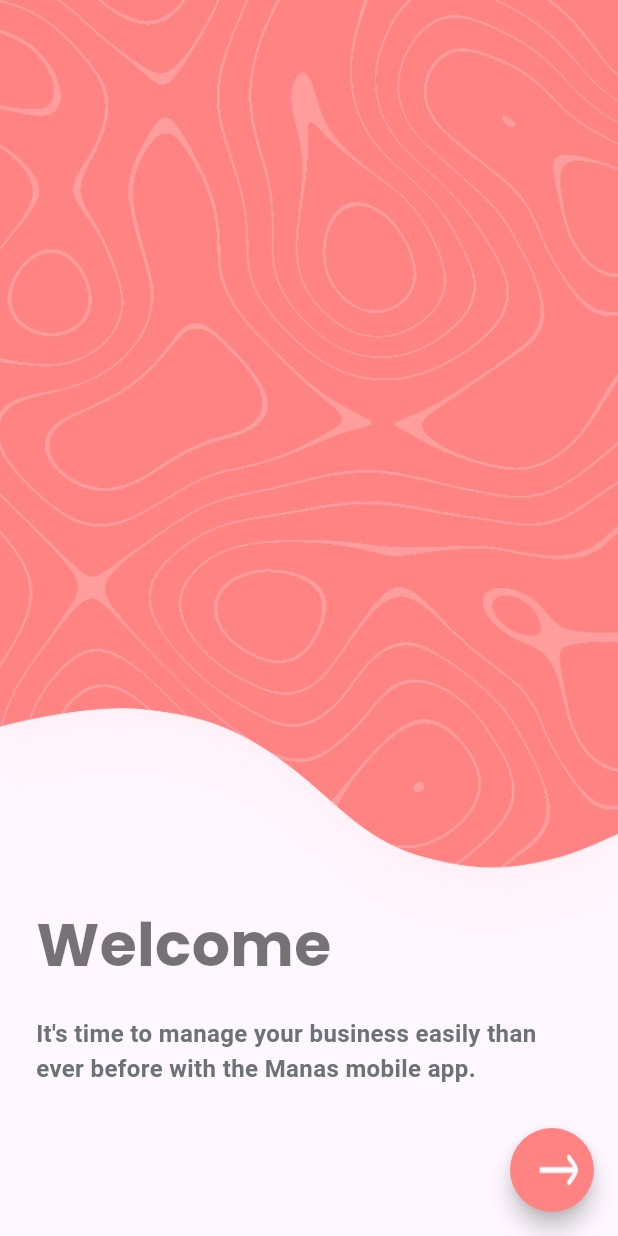
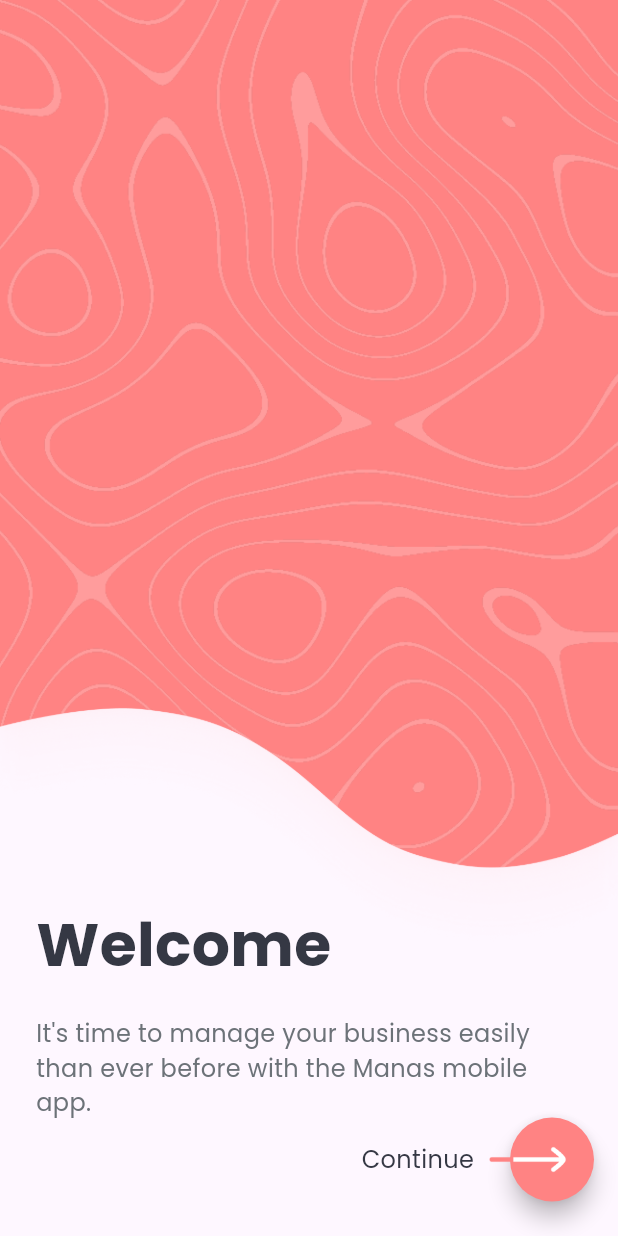
Before and after one commit to MayankPatil-25/white-label-business-app, a Flutter app: the screen it shows after launch, on a phone screen of 412 x 824 dp. Run offline on Flutter 3.47's test engine with Material 3 defaults, Android fonts, the phone set to English and light mode, and no system bars.

Commit message:
The Nhavi App: Login Page and Welcome Page UI complete

```diff
--- a/lib/authentication/welcome_page.dart
+++ b/lib/authentication/welcome_page.dart
@@ -1,11 +1,12 @@
 import 'package:flutter/material.dart';
 import 'package:white_label_business_app/authentication/login_page.dart';
+import 'package:white_label_business_app/common/widgets/custom_widgets.dart';
 import 'package:white_label_business_app/constants/texts_constants.dart';
 import '../constants/color_constants.dart';
-import 'package:google_fonts/google_fonts.dart';
+import '../constants/image_constants.dart';
 
-class WelcomPage extends StatelessWidget {
-  WelcomPage({super.key});
+class WelcomePage extends StatelessWidget {
+  const WelcomePage({super.key});
 
   @override
   Widget build(BuildContext context) {
@@ -19,7 +20,7 @@ class WelcomPage extends StatelessWidget {
                   child: SizedBox(
                     width: double.infinity,
                     child: Image(
-                        image: AssetImage('assets/welcome_bg.png'),
+                        image: AssetImage(MImageConstants.welcomeBackground),
                         fit: BoxFit.fill),
                   ),
                 ),
@@ -42,38 +43,53 @@ class WelcomPage extends StatelessWidget {
                           spacing: 20,
                           crossAxisAlignment: CrossAxisAlignment.stretch,
                           children: [
-                            Text('Welcome',
-                                style: GoogleFonts.poppins(
-                                    textStyle: TextStyle(
-                                        color: Colors.black54,
-                                        fontSize: 40,
-                                        fontWeight: FontWeight.bold))),
+                            Text(MConstants.welcomeTitle,
+                                style: MCustomWidgets.textStyle(
+                                    fontSize: 40, fontWeight: FontWeight.bold)),
                             Text(
                               MConstants.welcomeCaption,
-                              style: TextStyle(
+                              style: MCustomWidgets.textStyle(
                                   fontSize: 16,
-                                  fontWeight: FontWeight.bold,
+                                  fontWeight: FontWeight.normal,
                                   color: MColors.secondaryTextColor),
                             )
-                          ])),
-                ),
+                          ]),
+                )),
               ],
             )
           ],
         ),
-        floatingActionButton: FloatingActionButton(
-          foregroundColor: MColors.primaryAppColor,
-          backgroundColor: MColors.primaryAppColor,
-          onPressed: () => onNextClicked(context),
-          shape: RoundedRectangleBorder(
-              borderRadius: BorderRadius.circular(40)),
-          child: Padding(padding: EdgeInsets.all(0), child: Image(
-            image: AssetImage('assets/right_arrow_icon.png'),
-            fit: BoxFit.fill, width: 40, height: 40,)),
-        ));
+        floatingActionButton: Row(
+          spacing: 10,
+        mainAxisAlignment: MainAxisAlignment.end, // Aligns the FAB and Text together
+          children: [
+            Text("Continue", style: MCustomWidgets.textStyle(fontSize: 16, fontWeight: FontWeight.normal)),
+           SizedBox(height: 70, width: 70, child:
+           Stack(clipBehavior: Clip.none, children: [
+             Align(
+             alignment: Alignment.centerRight,
+                 child:
+             FloatingActionButton(
+              foregroundColor: MColors.primaryAppColor,
+              backgroundColor: MColors.primaryAppColor,
+              onPressed: () => onNextClicked(context),
+              shape: RoundedRectangleBorder(borderRadius: BorderRadius.circular(40)),
+            )),
+             IgnorePointer(
+               ignoring: true, // Allows touches to pass through this widget
+             child:
+            Align(alignment: Alignment.centerLeft, child: Image(
+               alignment: Alignment.centerLeft,
+               image: AssetImage(MImageConstants.goNextIcon),
+               fit: BoxFit.fitWidth, width: 55, height: 40)))
+           ])),
+          ],
+        )
+    );
   }
 
   void onNextClicked(BuildContext context) {
-    Navigator.of(context).push(MaterialPageRoute(builder: (context) => LoginPage()));
+    Navigator.of(context)
+        .push(MaterialPageRoute(builder: (context) => LoginPage()));
   }
 }
--- /dev/null
+++ b/lib/common/widgets/custom_widgets.dart
@@ -0,0 +1,43 @@
+import 'package:flutter/material.dart';
+
+import '../../constants/color_constants.dart';
+import '../../constants/texts_constants.dart';
+
+class MCustomWidgets {
+  static TextStyle textStyle(
+      {required double fontSize,
+      Color color = MColors.primaryTextColor,
+      FontWeight fontWeight = FontWeight.bold}) {
+    return TextStyle(
+        fontSize: fontSize,
+        fontFamily: MConstants.poppinsFont,
+        color: color,
+        fontWeight: fontWeight,
+        fontStyle: FontStyle.normal);
+  }
+
+  static Widget getCustomInputFiled({required String caption, required String hintText, bool isSecure = false}) {
+    return Column(
+        crossAxisAlignment: CrossAxisAlignment.start,
+        children: [
+      Text(caption,
+          style: MCustomWidgets.textStyle(
+            fontSize: 16,
+          )),
+      TextField(
+          decoration: InputDecoration(
+              labelText: hintText,
+              hintText: caption,
+              enabledBorder: UnderlineInputBorder(
+                borderSide: BorderSide(
+                    color: MColors.textFieldColor), // Default border color
+              ),
+              focusedBorder: UnderlineInputBorder(
+                borderSide: BorderSide(
+                    color: MColors.textFieldSelectedColor,
+                    width: 2.0), // Color when focused
+              )),
+          style: MCustomWidgets.textStyle(fontSize: 16))
+    ]);
+  }
+}
--- a/lib/constants/color_constants.dart
+++ b/lib/constants/color_constants.dart
@@ -1,7 +1,6 @@
 import 'dart:ui';
 
 import 'package:flutter/material.dart';
-import 'package:google_fonts/google_fonts.dart';
 
 class MColors {
   static const Color primaryAppColor = Color.fromARGB(255, 255,131,131);
@@ -10,4 +9,6 @@ class MColors {
 
   static const Color textFieldColor = primaryTextColor;
   static const Color textFieldSelectedColor = primaryAppColor;
+
+  static const Color buttonTextColor = Colors.white;
 }
--- /dev/null
+++ b/lib/constants/image_constants.dart
@@ -0,0 +1,5 @@
+
+class MImageConstants {
+  static const String welcomeBackground = 'assets/welcome_bg.png';
+  static const String goNextIcon = 'assets/right_arrow_icon.png';
+}
--- a/lib/constants/texts_constants.dart
+++ b/lib/constants/texts_constants.dart
@@ -1,4 +1,7 @@
 class MConstants {
+
+  // Common
+  static const String poppinsFont = 'Poppins';
 
   // Welcome
   static const String welcomeTitle = 'Welcome';
--- a/lib/main.dart
+++ b/lib/main.dart
@@ -16,7 +16,7 @@ class MyApp extends StatelessWidget {
         colorScheme: ColorScheme.fromSeed(seedColor: Colors.deepPurple),
         useMaterial3: true,
       ),
-      home: WelcomPage(),
+      home: WelcomePage(),
     );
   }
 }
```
Also changed, not shown: assets/custom_fonts/Poppins/OFL.txt (added, +93 -0 lines), lib/authentication/login_page.dart (+87 -98 lines), lib/common/widgets/custom_font.dart (deleted, +0 -23 lines), pubspec.yaml (+10 -14 lines), assets/custom_fonts/Poppins/Poppins-Bold.ttf (added), assets/custom_fonts/Poppins/Poppins-Medium.ttf (added), assets/custom_fonts/Poppins/Poppins-Regular.ttf (added), pubspec.lock.
